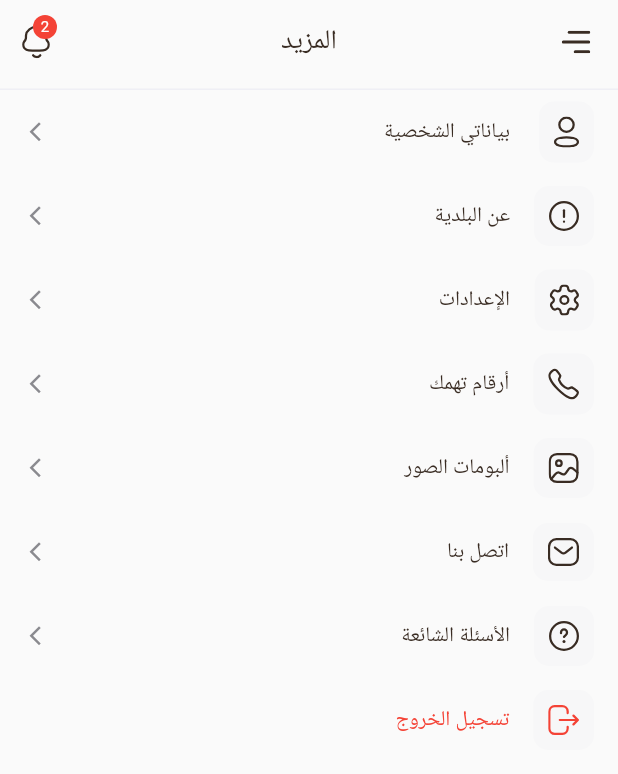
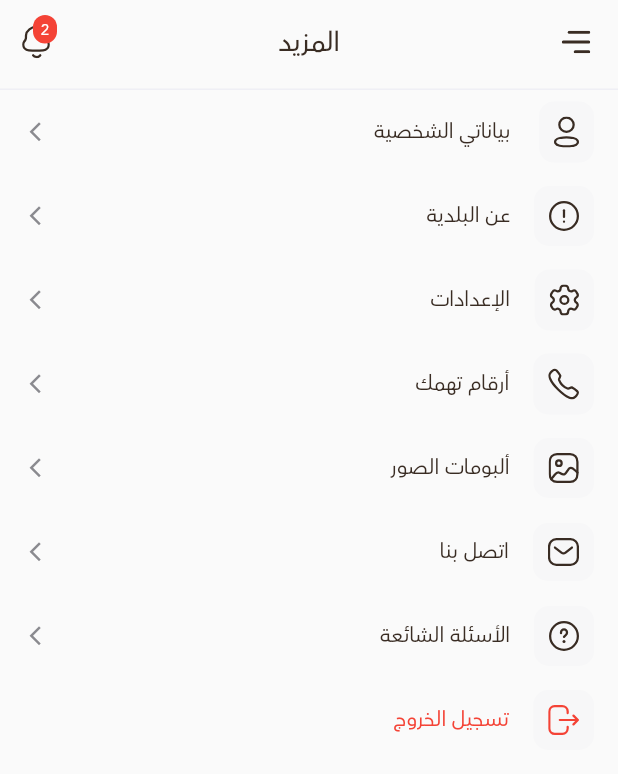
Before and after one commit to alaaKholi/task1, a Flutter app: the screen it shows after launch, on a phone screen of 412 x 824 dp. Shown: the top 774 px of the screen. Run offline on Flutter 3.47's test engine with Material 2 defaults, Android fonts, the phone set to English and light mode, and no system bars; our stand-ins replace flutter_svg.

Commit message:
add font family

```diff
--- a/lib/main.dart
+++ b/lib/main.dart
@@ -13,7 +13,7 @@ class MyApp extends StatelessWidget {
     return MaterialApp(
         title: 'Flutter Demo',
         theme: ThemeData(
-
+          fontFamily: 'AvenirArabic',
           primarySwatch: Colors.blue,
         ),
         home: const Directionality(
```
Also changed, not shown: pubspec.yaml (+10 -11 lines), assets/fonts/AvenirArabic-Black.otf (added), assets/fonts/AvenirArabic-Book.otf (added), assets/fonts/AvenirArabic-Heavy.otf (added), assets/fonts/AvenirArabic-Light.otf (added), assets/fonts/AvenirArabic-Light1.otf (added), assets/fonts/AvenirArabic-Medium.otf (added).
